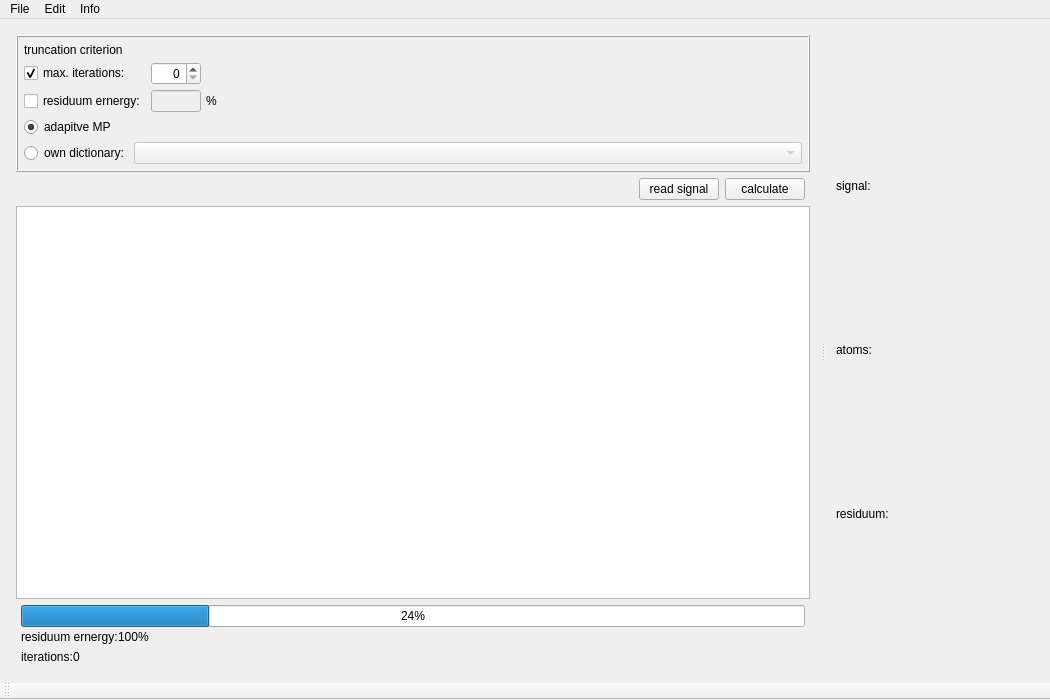
Old version of the form examples/matchingPursuit/mainwindow.ui in the repository mne-tools/mne-cpp.
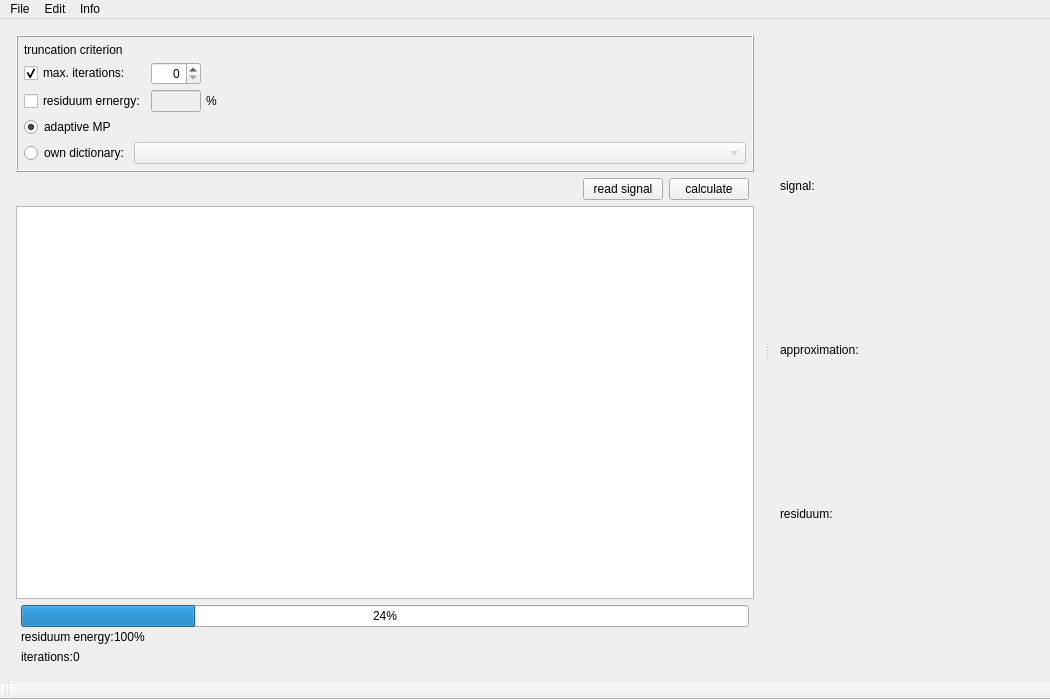
New version of the form. Icons and pictures are not drawn.

Commit message: chg: spelling correction

What changed in the file:
```diff
--- a/examples/matchingPursuit/mainwindow.ui
+++ b/examples/matchingPursuit/mainwindow.ui
@@ -84,14 +84,14 @@
             <number>6</number>
            </property>
            <item>
-            <layout class="QGridLayout" name="l_Options" columnstretch="0,0,0,1,0,0">
+            <layout class="QGridLayout" name="l_Options" columnstretch="0,0,0,1">
              <property name="spacing">
               <number>5</number>
              </property>
              <item row="6" column="0" colspan="2">
               <widget class="QRadioButton" name="rb_adativMp">
                <property name="text">
-                <string>adapitve MP</string>
+                <string>adaptive MP</string>
                </property>
                <property name="checked">
                 <bool>true</bool>
@@ -306,7 +306,7 @@
                </sizepolicy>
               </property>
               <property name="text">
-               <string>residuum ernergy:</string>
+               <string>residuum energy:</string>
               </property>
              </widget>
             </item>
@@ -427,7 +427,7 @@
            </sizepolicy>
           </property>
           <property name="text">
-           <string>atoms:</string>
+           <string>approximation:</string>
           </property>
          </widget>
         </item>
```
The commit also changes 1 other file.
